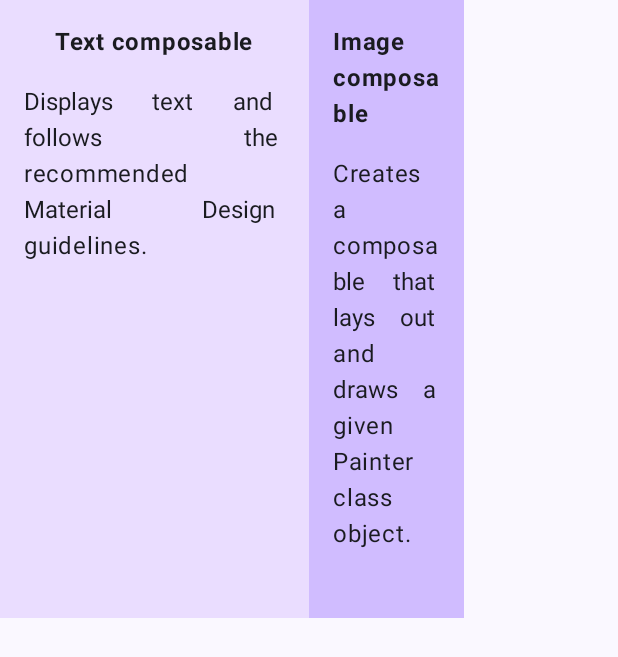
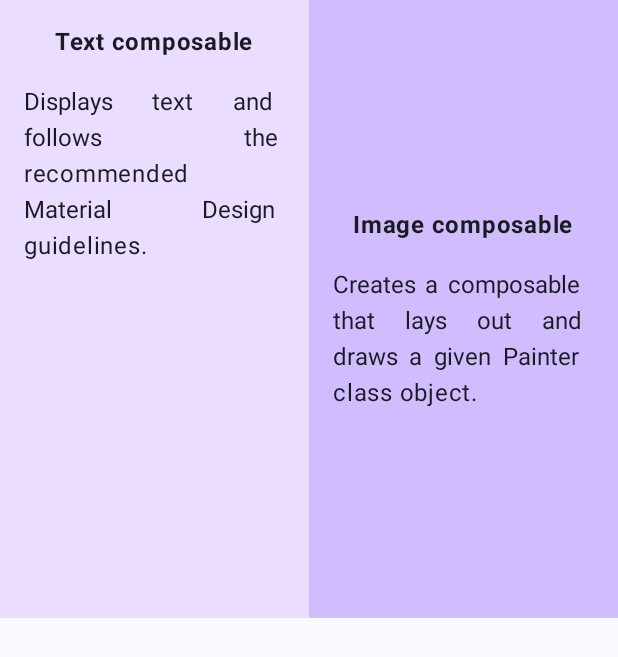
Before and after one commit to Francesco-Rapetti/compose-quadrant, an Android app built with Jetpack Compose: the screen it shows after launch (MainActivity), on a phone screen of 412 x 824 dp. Shown: the top 657 px of the screen. Run offline under Robolectric (Android 15) with nearby library versions, the phone set to English and light mode, and no system bars.

Commit message:
Fix quadrant weight problem

```diff
--- a/app/src/main/java/com/example/composequadrant/MainActivity.kt
+++ b/app/src/main/java/com/example/composequadrant/MainActivity.kt
@@ -11,9 +11,7 @@ import androidx.compose.foundation.layout.Row
 import androidx.compose.foundation.layout.fillMaxHeight
 import androidx.compose.foundation.layout.fillMaxSize
 import androidx.compose.foundation.layout.fillMaxWidth
-import androidx.compose.foundation.layout.height
 import androidx.compose.foundation.layout.padding
-import androidx.compose.foundation.layout.width
 import androidx.compose.material3.MaterialTheme
 import androidx.compose.material3.Surface
 import androidx.compose.material3.Text
@@ -57,6 +55,8 @@ fun Quadrant(title: String, description: String, color: Color, modifier: Modifie
         Column(
             modifier = modifier
                 .padding(16.dp)
+                .align(alignment = Alignment.Center),
+
         ) {
             Text(
                 text = title,
@@ -88,7 +88,8 @@ fun Page() {
             Quadrant(
                 title = "Text composable",
                 description = "Displays text and follows the recommended Material Design guidelines.",
-                color = Color(0xFFEADDFF)
+                color = Color(0xFFEADDFF),
+                modifier = Modifier.weight(1f)
             )
             Quadrant(
                 title = "Image composable",
```
